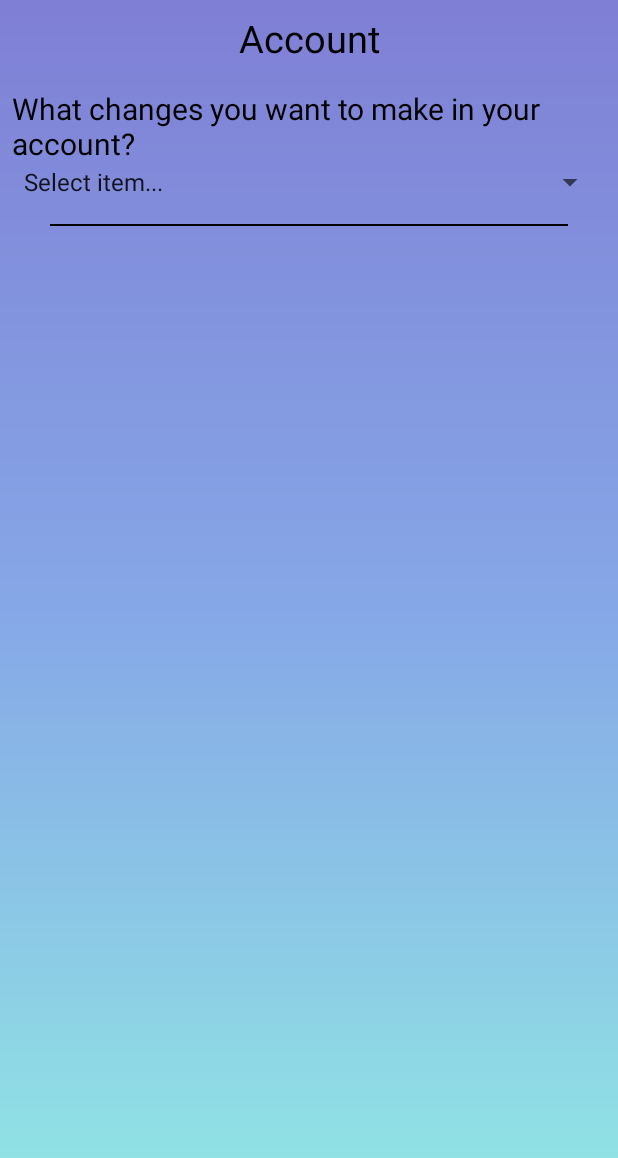
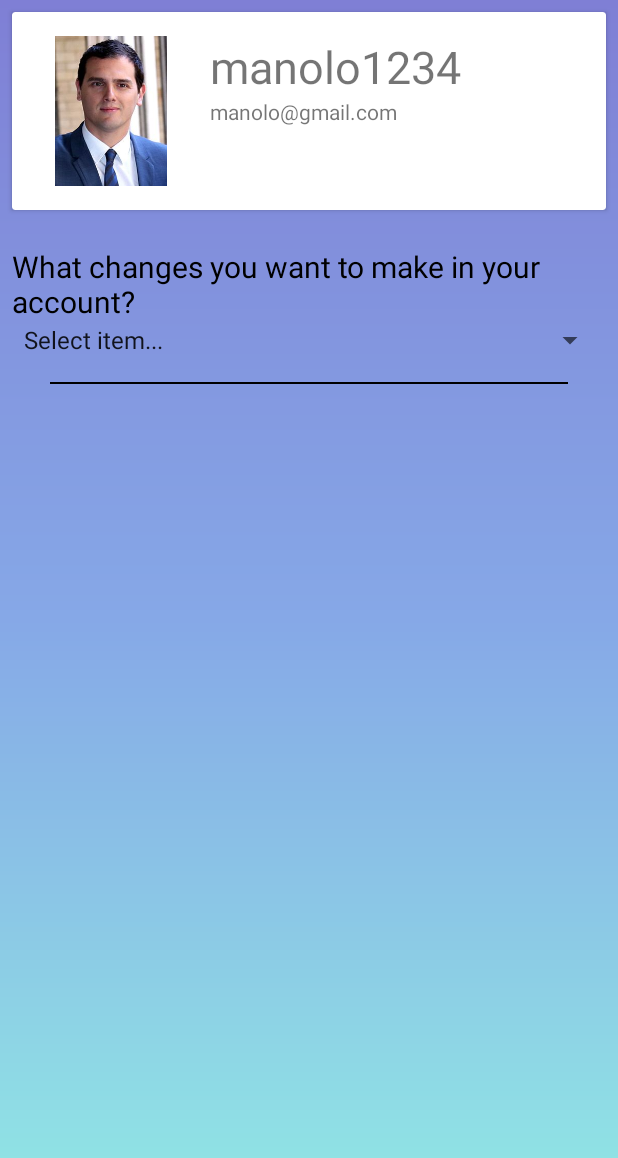
Before and after one commit to appsdeveloper2017/SharedLists, an Android app: the PrincipalActivity screen opened directly, with no data from a screen before it, in the options menu, after a tap on "Settings", on a phone screen of 412 x 824 dp. Shown: the top 1158 px of the screen. Run offline under Robolectric (Android 15) with nearby library versions, the phone set to English and light mode, and no system bars; our stand-ins replace Firebase (no records; nobody signed in at launch, a user with empty details on screens opened directly).

Commit message:
Cambios en la actividad settings.

```diff
--- a/app/build.gradle
+++ b/app/build.gradle
@@ -27,6 +27,7 @@ dependencies {
     androidTestImplementation 'com.android.support.test:runner:1.0.2'
     androidTestImplementation 'com.android.support.test.espresso:espresso-core:3.0.2'
     compile 'com.android.support:design:27.1.1'
+    implementation 'com.android.support:cardview-v7:27.1.1'
 }
 
 apply plugin: 'com.google.gms.google-services'
--- a/app/src/main/java/com/appdesigndm/sharedlists/Login/SplashActivity.java
+++ b/app/src/main/java/com/appdesigndm/sharedlists/Login/SplashActivity.java
@@ -30,15 +30,11 @@ public class SplashActivity extends AppCompatActivity {
         //Init variables.
         init();
 
-//        FirebaseAuth mAuth = FirebaseAuth.getInstance();
-//        FirebaseUser firebaseUser = mAuth.getCurrentUser();
-
+        FirebaseUser user = FirebaseAuth.getInstance().getCurrentUser();
 
         //Variable static is NotesApp.currentUserApp is true.
-        if (startedSession() && NotesApp.currentUserApp != null) {
+        if (startedSession() && NotesApp.currentUserApp != null && user != null) {
 
-            //A la espera de hacer la conexión para recuperar los datos.
-            //openConectionFirebase();
             openMainActivity();
 
         } else {
--- a/app/src/main/java/com/appdesigndm/sharedlists/Main/PrincipalActivity.java
+++ b/app/src/main/java/com/appdesigndm/sharedlists/Main/PrincipalActivity.java
@@ -1,6 +1,7 @@
 package com.appdesigndm.sharedlists.Main;
 
 import android.content.Intent;
+import android.net.Uri;
 import android.os.Bundle;
 import android.support.design.widget.FloatingActionButton;
 import android.support.design.widget.Snackbar;
@@ -21,6 +22,7 @@ import com.google.firebase.auth.FirebaseUser;
 
 public class PrincipalActivity extends AppCompatActivity {
 
+
     @Override
     protected void onCreate(Bundle savedInstanceState) {
         super.onCreate(savedInstanceState);
@@ -37,21 +39,37 @@ public class PrincipalActivity extends AppCompatActivity {
             }
         });
 
+        //Status firebase connection.
         FirebaseUser user = FirebaseAuth.getInstance().getCurrentUser();
         if (user != null) {
+
             Toast toast = Toast.makeText(this, getResources().getString(R.string.recovering_notes), Toast.LENGTH_SHORT);
             toast.show();
+            // Name, email address, and profile photo Url
+            String nameUser = user.getDisplayName();
+            String emailUser = user.getEmail();
+            Uri photoUrl = user.getPhotoUrl();
+
+            // Check if user's email is verified
+            boolean emailVerified = user.isEmailVerified();
+
+//             The user's ID, unique to the Firebase project. Do NOT use this value to
+//             authenticate with your backend server, if you have one. Use
+//             FirebaseUser.getToken() instead.
+            String uid = user.getUid();
         } else {
             logout();
         }
     }
 
+    //Menu bar options inflater.
     @Override
     public boolean onCreateOptionsMenu(Menu menu) {
         getMenuInflater().inflate(R.menu.menu, menu);
         return super.onCreateOptionsMenu(menu);
     }
 
+    //Actions menu bar.
     @Override
     public boolean onOptionsItemSelected(MenuItem item) {
         int id = item.getItemId();
@@ -67,6 +85,7 @@ public class PrincipalActivity extends AppCompatActivity {
         return super.onOptionsItemSelected(item);
     }
 
+    //Quick logout aplication and reset variables and finish activity.
     private void logout() {
 
         FirebaseAuth.getInstance().signOut();
@@ -80,6 +99,7 @@ public class PrincipalActivity extends AppCompatActivity {
         finish();
     }
 
+    //Open Settings activity.
     private void openSettingsApp() {
         Intent intent = new Intent(getApplicationContext(), SettingsApp.class);
         startActivity(intent);
--- a/app/src/main/java/com/appdesigndm/sharedlists/Settings/SettingsApp.java
+++ b/app/src/main/java/com/appdesigndm/sharedlists/Settings/SettingsApp.java
@@ -3,6 +3,7 @@ package com.appdesigndm.sharedlists.Settings;
 import android.content.DialogInterface;
 import android.content.Intent;
 import android.content.pm.ActivityInfo;
+import android.net.Uri;
 import android.os.Bundle;
 import android.support.annotation.NonNull;
 import android.support.v7.app.AlertDialog;
@@ -35,7 +36,7 @@ public class SettingsApp extends AppCompatActivity {
 
     //View components.
     private ProgressBar progressBar;
-    private EditText newEmail, newPass, actualPassword,old_password;
+    private EditText newEmail, newPass, actualPassword, old_password;
     private TextView confirmEmail, confirmPass, confirmDelete;
     private LinearLayout linearLayout;
     private String email;
@@ -61,9 +62,31 @@ public class SettingsApp extends AppCompatActivity {
         setRequestedOrientation(ActivityInfo.SCREEN_ORIENTATION_PORTRAIT);
         setContentView(R.layout.activity_settings_app);
 
+        //Firebase connection and status.
         mAuth = FirebaseAuth.getInstance();
 
-        //Falta ver si el usuario esta loggeado y ver los datos del mismo.
+        //User status.
+        FirebaseUser user = FirebaseAuth.getInstance().getCurrentUser();
+        if (user != null) {
+
+            // Name, email address, and profile photo Url
+            String nameUser = user.getDisplayName();
+            String emailUser = user.getEmail();
+            Uri photoUrl = user.getPhotoUrl();
+
+            // Check if user's email is verified
+            boolean emailVerified = user.isEmailVerified();
+
+//             The user's ID, unique to the Firebase project. Do NOT use this value to
+//             authenticate with your backend server, if you have one. Use
+//             FirebaseUser.getToken() instead.
+            String uid = user.getUid();
+        } else {
+            logout();
+        }
+
+
+        //Init elements.
         init();
 
         //Item selected for spinner.
@@ -101,6 +124,7 @@ public class SettingsApp extends AppCompatActivity {
         });
     }
 
+    //Init elements.
     private void init() {
         //Spinner.
         spinnerSettings = (Spinner) findViewById(R.id.spinner_settings);
@@ -113,7 +137,7 @@ public class SettingsApp extends AppCompatActivity {
         //Editable text
         newEmail = (EditText) findViewById(R.id.mail);
         newPass = (EditText) findViewById(R.id.password);
-        old_password = (EditText)findViewById(R.id.password_old);
+        old_password = (EditText) findViewById(R.id.password_old);
         actualPassword = (EditText) findViewById(R.id.password_for_delete);
         //Textview for onClickListeners.
         confirmEmail = (TextView) findViewById(R.id.change_email);
@@ -218,6 +242,7 @@ public class SettingsApp extends AppCompatActivity {
                         });
         builder.show();
     }
+
     //Alert Dialog delete account..
     private void alertDeleteAccount() {
         final AlertDialog.Builder builder = new AlertDialog.Builder(this);
@@ -297,6 +322,7 @@ public class SettingsApp extends AppCompatActivity {
 
         }
     }
+
     //Method for validate email.
     private void launchEmailConfirmations() {
         // Check for a valid email address changes.
@@ -310,6 +336,7 @@ public class SettingsApp extends AppCompatActivity {
             changeEmail(email);
         }
     }
+
     //Check attributes for password.
     private void launchPasswordConfirmation() {
 
@@ -333,7 +360,7 @@ public class SettingsApp extends AppCompatActivity {
         }
         if (isValidPass(password) && old_password.getText().toString().equals(NotesApp.password_user) && isValidPass(old_password.getText().toString())) {
             changePassword(password);
-        }else if (!old_password.getText().toString().equals(NotesApp.password_user)){
+        } else if (!old_password.getText().toString().equals(NotesApp.password_user)) {
             Toast.makeText(this, getResources().getString(R.string.does_no_match), Toast.LENGTH_SHORT).show();
         }
     }
@@ -343,16 +370,19 @@ public class SettingsApp extends AppCompatActivity {
         InputMethodManager inputMethodManager = (InputMethodManager) getSystemService(getApplicationContext().INPUT_METHOD_SERVICE);
         inputMethodManager.hideSoftInputFromWindow(editable.getWindowToken(), 0);
     }
+
     //Input valid email.
     private boolean isValidEmail(String email) {
         return email.contains("@") && android.util.Patterns.EMAIL_ADDRESS.matcher(email).matches();
     }
+
     //Input valid password.
     private boolean isValidPass(String password) {
         return password.length() >= 6 && hasUppercase.matcher(password).find() && hasLowercase.matcher(password).find() &&
                 hasNumber.matcher(password).find();
 
     }
+
     //Disconnect user to app.
     private void logout() {
 
--- a/app/src/main/res/layout/activity_settings_app.xml
+++ b/app/src/main/res/layout/activity_settings_app.xml
@@ -23,18 +23,59 @@
         app:layout_constraintStart_toStartOf="parent"
         app:layout_constraintTop_toTopOf="parent" />
 
-    <LinearLayout
-        android:id="@+id/linear_settings"
-        style="@style/AbsoluteLinear"
-        app:layout_constraintBottom_toBottomOf="parent"
+    <android.support.v7.widget.CardView
+        android:id="@+id/cardUser"
+        style="@style/CardViewUser"
+        android:layout_marginEnd="8dp"
+        android:layout_marginStart="8dp"
+        android:layout_marginTop="8dp"
         app:layout_constraintEnd_toEndOf="parent"
         app:layout_constraintStart_toStartOf="parent"
         app:layout_constraintTop_toTopOf="parent">
 
-        <TextView
-            android:id="@+id/titleAccount"
-            style="@style/Title_Settings"
-            android:text="@string/account" />
+        <RelativeLayout
+            android:layout_width="match_parent"
+            android:layout_height="wrap_content"
+            android:padding="16dp">
+
+            <ImageView
+                android:id="@+id/person_photo"
+                android:layout_width="100dp"
+                android:layout_height="100dp"
+                android:layout_alignParentLeft="true"
+                android:layout_alignParentTop="true"
+                android:layout_marginRight="16dp"
+                android:src="@drawable/rivera"/>
+
+            <TextView
+                android:text="manolo1234"
+                android:id="@+id/user_card_name"
+                android:layout_width="wrap_content"
+                android:layout_height="wrap_content"
+                android:layout_alignParentTop="true"
+                android:layout_toRightOf="@+id/person_photo"
+                android:textSize="30sp" />
+
+            <TextView
+                android:text="manolo@gmail.com"
+                android:id="@+id/user_card_email"
+                android:layout_width="wrap_content"
+                android:layout_height="wrap_content"
+                android:layout_below="@+id/user_card_name"
+                android:layout_toRightOf="@+id/person_photo" />
+
+        </RelativeLayout>
+    </android.support.v7.widget.CardView>
+
+    <LinearLayout
+        android:id="@+id/linear_settings"
+        style="@style/AbsoluteLinear"
+        android:layout_marginEnd="8dp"
+        android:layout_marginStart="8dp"
+        android:layout_marginTop="8dp"
+        app:layout_constraintEnd_toEndOf="parent"
+        app:layout_constraintStart_toStartOf="parent"
+        app:layout_constraintTop_toBottomOf="@+id/cardUser">
 
         <TextView
             android:id="@+id/question_changes"
@@ -45,7 +86,8 @@
 
         <Spinner
             android:id="@+id/spinner_settings"
-            style="@style/SpinnerSettings"></Spinner>
+            style="@style/SpinnerSettings">
+        </Spinner>
 
         <EditText
             android:id="@+id/mail"
@@ -77,7 +119,8 @@
         <EditText
             android:id="@+id/password_for_delete"
             style="@style/EditSettings"
-            android:hint="@string/confirm_pass" />
+            android:hint="@string/confirm_pass"
+            android:inputType="" />
 
         <TextView
             android:id="@+id/delete_account"
--- a/app/src/main/res/values/dimens.xml
+++ b/app/src/main/res/values/dimens.xml
@@ -27,4 +27,7 @@
     <dimen name="confirmations_size">18dp</dimen>
     <dimen name="separator">1dp</dimen>
     <dimen name="padding_separator">25dp</dimen>
+
+    <!--Card elevation-->
+    <dimen name="elevation">18dp</dimen>
 </resources>
--- a/app/src/main/res/values/styles.xml
+++ b/app/src/main/res/values/styles.xml
@@ -20,17 +20,9 @@
 
     <style name="AbsoluteLinear">
         <item name="android:layout_margin">@dimen/large_margin</item>
-        <item name="android:layout_height">match_parent</item>
+        <item name="android:layout_height">wrap_content</item>
         <item name="android:layout_width">match_parent</item>
         <item name="android:orientation">vertical</item>
-    </style>
-
-    <style name="Title_Settings">
-        <item name="android:layout_height">wrap_content</item>
-        <item name="android:layout_width">match_parent</item>
-        <item name="android:gravity">center_horizontal</item>
-        <item name="android:textSize">@dimen/texview_title_settings</item>
-        <item name="android:textColor">@android:color/black</item>
     </style>
 
     <style name="Separators">
@@ -81,4 +73,11 @@
         <item name="android:layout_height">wrap_content</item>
     </style>
 
+    <style name="CardViewUser">
+        <item name="android:layout_height">wrap_content</item>
+        <item name="android:layout_width">match_parent</item>
+        <item name="android:layout_margin">@dimen/large_margin</item>
+        <item name="android:elevation">@dimen/elevation</item>
+    </style>
+
 </resources>
```
Also changed, not shown: app/src/main/res/drawable/rivera.jpg (added).
